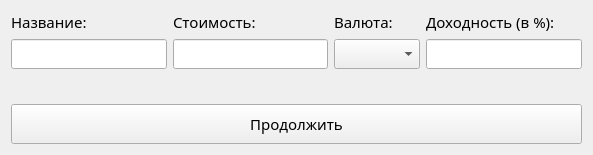
The window that add_edit.ui (volodout/InvestCalc) describes before a commit, drawn with Qt 5.
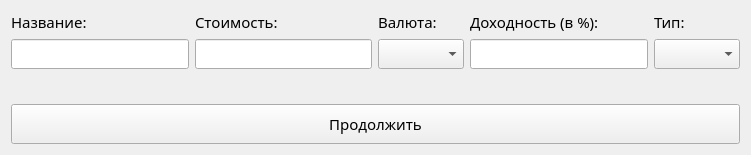
The same window after the commit.

```diff
--- a/add_edit.ui
+++ b/add_edit.ui
@@ -6,14 +6,14 @@
    <rect>
     <x>0</x>
     <y>0</y>
-    <width>593</width>
+    <width>751</width>
     <height>155</height>
    </rect>
   </property>
   <property name="windowTitle">
    <string>Добавить новый актив</string>
   </property>
-  <layout class="QVBoxLayout" name="verticalLayout_5">
+  <layout class="QVBoxLayout" name="verticalLayout_6">
    <item>
     <layout class="QHBoxLayout" name="horizontalLayout">
      <item>
@@ -142,6 +142,33 @@
        </item>
       </layout>
      </item>
+     <item>
+      <layout class="QVBoxLayout" name="verticalLayout_5">
+       <item>
+        <widget class="QLabel" name="label_7">
+         <property name="font">
+          <font>
+           <family>Bahnschrift SemiBold</family>
+           <pointsize>11</pointsize>
+          </font>
+         </property>
+         <property name="text">
+          <string>Тип:</string>
+         </property>
+        </widget>
+       </item>
+       <item>
+        <widget class="QComboBox" name="comboBox_type">
+         <property name="font">
+          <font>
+           <family>Bahnschrift SemiBold</family>
+           <pointsize>11</pointsize>
+          </font>
+         </property>
+        </widget>
+       </item>
+      </layout>
+     </item>
     </layout>
    </item>
    <item>
```
